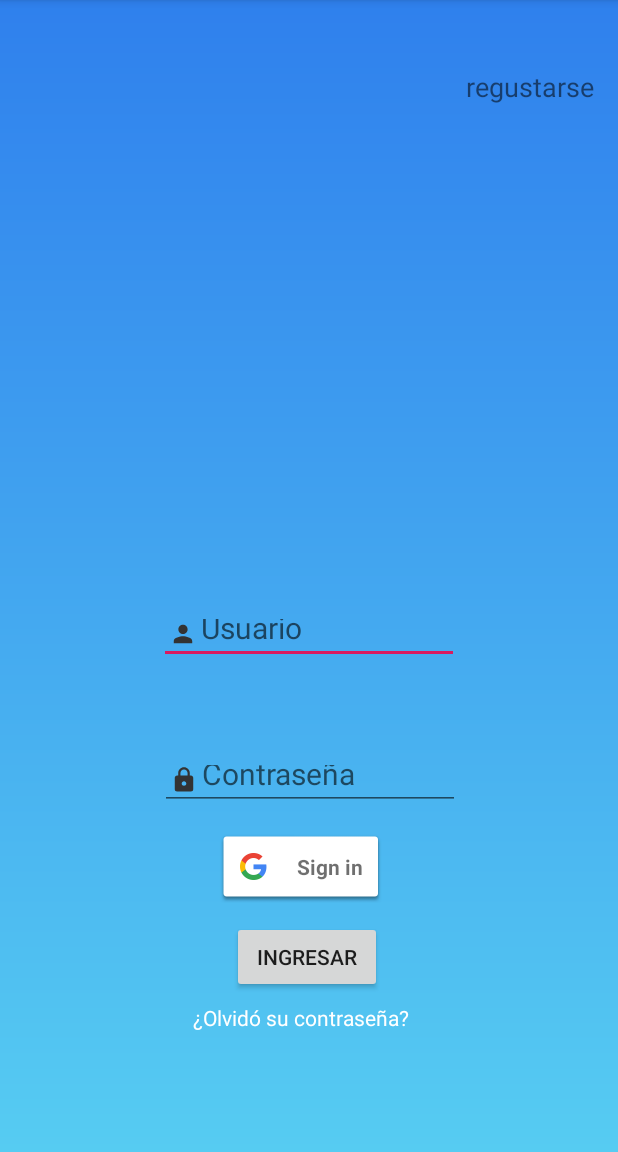
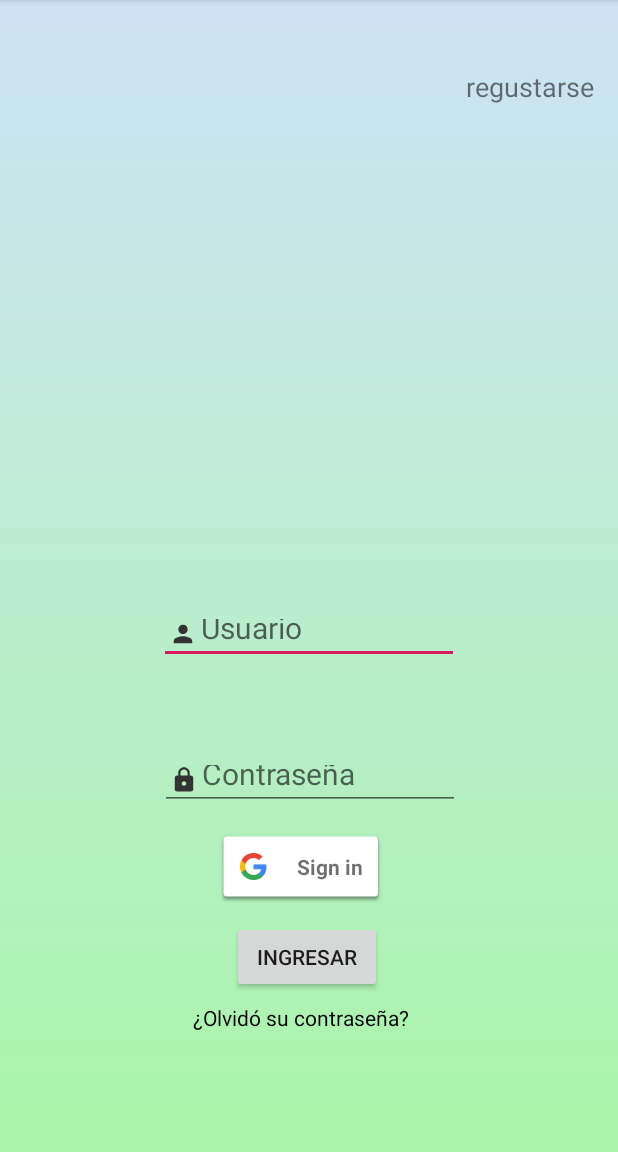
Before and after one commit to juanjogg/gestion, an Android app: the screen it shows after launch (MainActivity), on a phone screen of 412 x 824 dp, the part 84-1236 px from its top. Run offline under Robolectric (Android 15) with nearby library versions, the phone set to English and light mode, and no system bars; our stand-ins replace Firebase (no records; nobody signed in at launch, a user with empty details on screens opened directly).

Commit message:
Se cambió el background a las vistas

```diff
--- a/app/src/main/res/drawable/gradient_6.xml
+++ b/app/src/main/res/drawable/gradient_6.xml
@@ -2,7 +2,7 @@
 <shape xmlns:android="http://schemas.android.com/apk/res/android"
     android:shape="rectangle">
     <gradient
-        android:startColor="#56ccf2"
-        android:endColor="#2f80ed"
+        android:startColor="#A9F5A9"
+        android:endColor="#CEE3F6"
         android:angle="90" />
 </shape>
--- a/app/src/main/res/layout/activity_main.xml
+++ b/app/src/main/res/layout/activity_main.xml
@@ -20,7 +20,7 @@
         android:layout_marginRight="16dp"
         android:layout_marginBottom="533dp"
         android:text="@string/Registrarse"
-        android:textSize="18sp" />
+        android:textSize="18dp" />
 
 
     <EditText
@@ -92,5 +92,5 @@
         android:layout_marginRight="83dp"
         android:layout_marginBottom="79dp"
         android:text="¿Olvidó su contraseña?"
-        android:textColor="#ffffff" />
+        android:textColor="#000000" />
 </RelativeLayout>
--- a/app/src/main/res/layout/item_actividad.xml
+++ b/app/src/main/res/layout/item_actividad.xml
@@ -4,7 +4,8 @@
     xmlns:app="http://schemas.android.com/apk/res-auto"
     xmlns:tools="http://schemas.android.com/tools"
     android:layout_width="match_parent"
-    android:layout_height="wrap_content">
+    android:layout_height="wrap_content"
+    android:background="@drawable/gradient_6">
 
     <android.support.v7.widget.CardView
         android:id="@+id/cardView"
--- a/app/src/main/res/layout/item_favoritos.xml
+++ b/app/src/main/res/layout/item_favoritos.xml
@@ -11,7 +11,8 @@
         android:layout_marginLeft="5dp"
         android:layout_marginTop="5dp"
         android:layout_marginRight="5dp"
-        android:layout_marginBottom="5dp">
+        android:layout_marginBottom="5dp"
+        android:background="@drawable/gradient_6">
 
         <LinearLayout
             android:layout_width="match_parent"
--- a/app/src/main/res/layout/lista_actividad.xml
+++ b/app/src/main/res/layout/lista_actividad.xml
@@ -5,7 +5,9 @@
     android:layout_marginLeft="10dp"
     android:layout_marginTop="10dp"
     android:layout_marginRight="10dp"
-    android:layout_marginBottom="10dp">
+    android:layout_marginBottom="10dp"
+    android:background="@drawable/gradient_6"
+    >
 
     <android.support.v7.widget.RecyclerView
         android:id="@+id/recyclerActividades"
--- a/app/src/main/res/layout/lista_favoritos.xml
+++ b/app/src/main/res/layout/lista_favoritos.xml
@@ -5,7 +5,8 @@
     android:layout_marginLeft="10dp"
     android:layout_marginTop="10dp"
     android:layout_marginRight="10dp"
-    android:layout_marginBottom="10dp">
+    android:layout_marginBottom="10dp"
+    android:background="@drawable/gradient_6">
 
     <android.support.v7.widget.RecyclerView
         android:id="@+id/recyclerFavorito"
```
